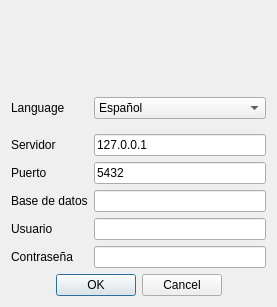
Qt form ui/frmAccess.ui (turulomio/xulpymoney) before a commit.
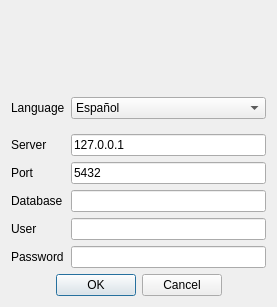
The same form after that commit. Icons and pictures are not drawn.

What changed in the file:
```diff
--- a/ui/frmAccess.ui
+++ b/ui/frmAccess.ui
@@ -7,7 +7,7 @@
     <x>0</x>
     <y>0</y>
     <width>277</width>
-    <height>274</height>
+    <height>291</height>
    </rect>
   </property>
   <property name="sizePolicy">
@@ -95,7 +95,7 @@
        <item row="2" column="0">
         <widget class="QLabel" name="lblServer">
          <property name="text">
-          <string>Servidor</string>
+          <string>Server</string>
          </property>
         </widget>
        </item>
@@ -115,7 +115,7 @@
        <item row="3" column="0">
         <widget class="QLabel" name="lblPort">
          <property name="text">
-          <string>Puerto</string>
+          <string>Port</string>
          </property>
         </widget>
        </item>
@@ -129,14 +129,14 @@
        <item row="4" column="0">
         <widget class="QLabel" name="lblDatabase">
          <property name="text">
-          <string>Base de datos</string>
+          <string>Database</string>
          </property>
         </widget>
        </item>
        <item row="5" column="0">
         <widget class="QLabel" name="lblUser">
          <property name="text">
-          <string>Usuario</string>
+          <string>User</string>
          </property>
         </widget>
        </item>
@@ -146,7 +146,7 @@
        <item row="6" column="0">
         <widget class="QLabel" name="lblPass">
          <property name="text">
-          <string>Contraseña</string>
+          <string>Password</string>
          </property>
         </widget>
        </item>
```
Left out of the diff: 9 changed lines with no effect on the pictures.
